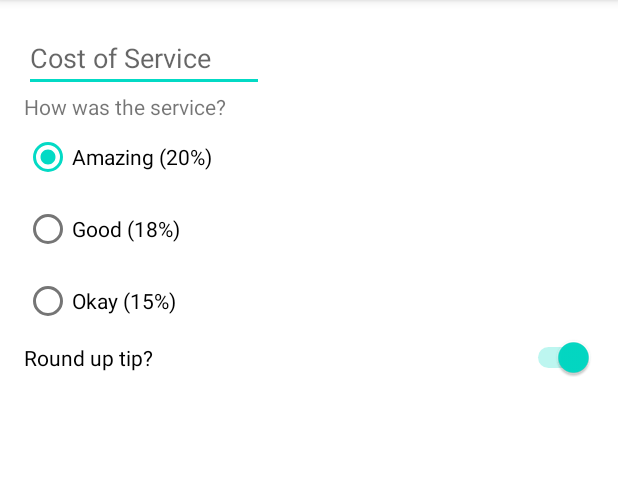
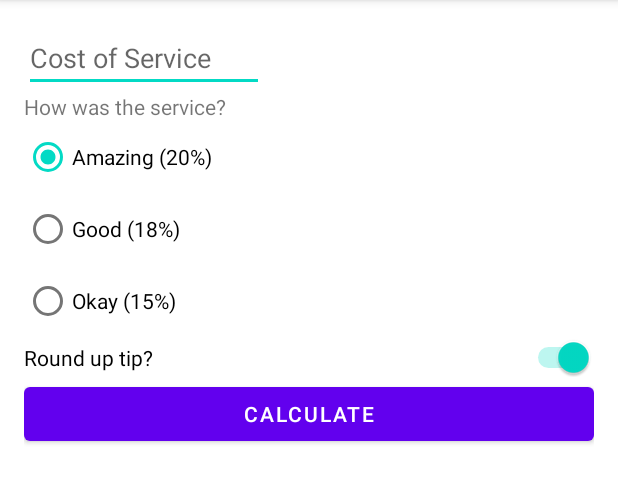
Before and after one commit to Lillaley/Tip_Time, an Android app: the screen it shows after launch (MainActivity), on a phone screen of 412 x 824 dp, the part 84-588 px from its top. Run offline under Robolectric (Android 15) with nearby library versions, the phone set to English and light mode, and no system bars.

Commit message:
adding calculate button

```diff
--- a/app/src/main/res/layout/activity_main.xml
+++ b/app/src/main/res/layout/activity_main.xml
@@ -62,4 +62,13 @@
         app:layout_constraintEnd_toEndOf="parent"
         app:layout_constraintStart_toStartOf="@id/tip_options"
         app:layout_constraintTop_toBottomOf="@id/tip_options" />
+
+    <Button
+        android:id="@+id/calculate_button"
+        android:layout_width="0dp"
+        android:layout_height="wrap_content"
+        android:text="Calculate"
+        app:layout_constraintTop_toBottomOf="@id/round_up_switch"
+        app:layout_constraintStart_toStartOf="parent"
+        app:layout_constraintEnd_toEndOf="parent" />
 </androidx.constraintlayout.widget.ConstraintLayout>
```
